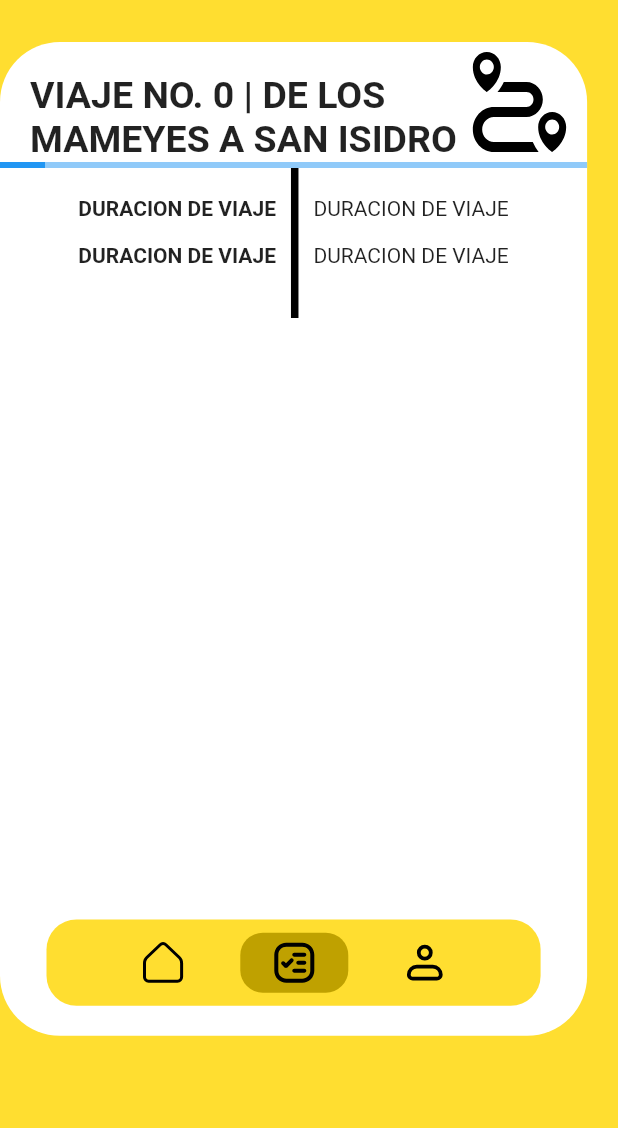
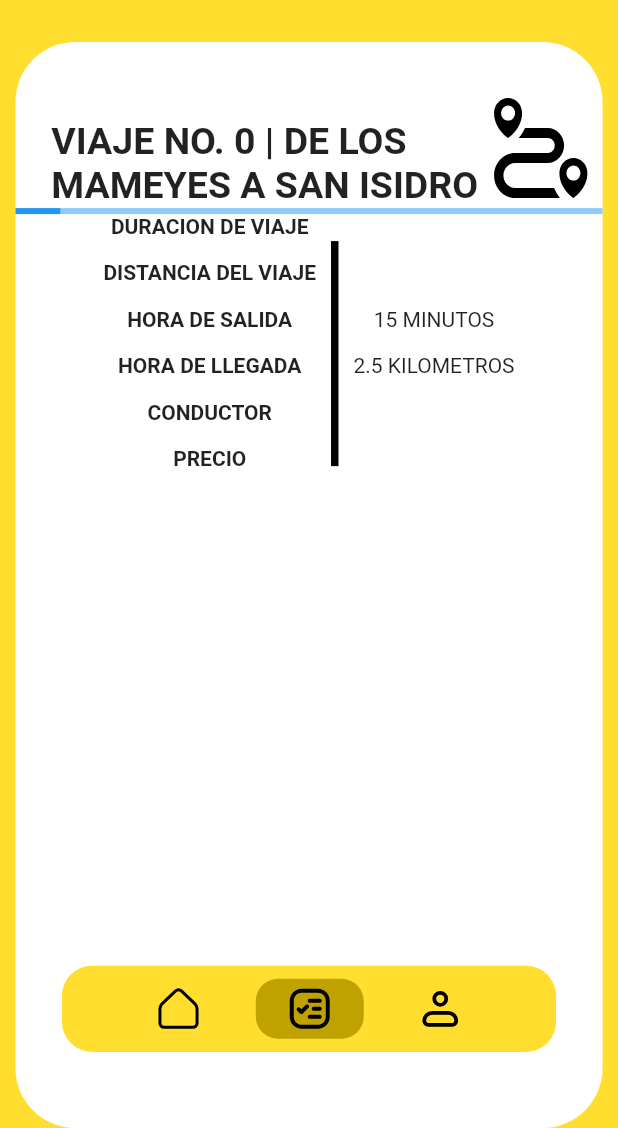
Before and after one commit to RonyPony/mvoy, a Flutter app: the TripDetailsScreen screen opened directly with empty values, on a phone screen of 412 x 824 dp, the part 108-1236 px from its top. Run offline on Flutter 3.47's test engine with Material 2 defaults, Android fonts, the phone set to English and light mode, and no system bars; our stand-ins replace flutter_svg, geolocator, google_maps_flutter, image_picker, shared_preferences; accounts and stored records are empty; project files that could hold a hidden picture were left out.

Commit message:
updating screen

```diff
--- a/lib/screens/tripDetailsScreen/tripDetails.screen.dart
+++ b/lib/screens/tripDetailsScreen/tripDetails.screen.dart
@@ -61,8 +61,8 @@ class _TripDetailsScreenState extends State<TripDetailsScreen>
       drawer: MvoyDrawerWidget(),
       backgroundColor: Color.fromRGBO(255, 222, 48, 1),
       body: SafeArea(
-        child: Column(
-          mainAxisAlignment: MainAxisAlignment.start,
+        child: Row(
+          mainAxisAlignment: MainAxisAlignment.center,
           children: [
             Container(
                 decoration: BoxDecoration(
@@ -71,6 +71,8 @@ class _TripDetailsScreenState extends State<TripDetailsScreen>
                 // height: MediaQuery.of(context).size.height * .85,
                 width: MediaQuery.of(context).size.width * .95,
                 child: Column(
+                  mainAxisAlignment: MainAxisAlignment.center,
+                  crossAxisAlignment: CrossAxisAlignment.center,
                   children: [
                     Container(
                       height: MediaQuery.of(context).size.height * .71,
@@ -101,6 +103,7 @@ class _TripDetailsScreenState extends State<TripDetailsScreen>
 
   _buildTripHeader(String tripid) {
     return Row(
+      mainAxisAlignment: MainAxisAlignment.center,
       children: [
         Container(
           padding: EdgeInsets.only(top: 20, left: 20),
@@ -157,6 +160,7 @@ class _TripDetailsScreenState extends State<TripDetailsScreen>
           mainAxisAlignment: MainAxisAlignment.center,
           children: [
             Row(
+              mainAxisAlignment: MainAxisAlignment.center,
               children: [
                 Container(
                   height: 20,
@@ -207,7 +211,35 @@ class _TripDetailsScreenState extends State<TripDetailsScreen>
             Container(
               padding: EdgeInsets.only(bottom: 15),
               child: Text(
-                "DURACION DE VIAJE",
+                "DISTANCIA DEL VIAJE",
+                style: TextStyle(fontWeight: FontWeight.bold),
+              ),
+            ),
+            Container(
+              padding: EdgeInsets.only(bottom: 15),
+              child: Text(
+                "HORA DE SALIDA",
+                style: TextStyle(fontWeight: FontWeight.bold),
+              ),
+            ),
+            Container(
+              padding: EdgeInsets.only(bottom: 15),
+              child: Text(
+                "HORA DE LLEGADA",
+                style: TextStyle(fontWeight: FontWeight.bold),
+              ),
+            ),
+            Container(
+              padding: EdgeInsets.only(bottom: 15),
+              child: Text(
+                "CONDUCTOR",
+                style: TextStyle(fontWeight: FontWeight.bold),
+              ),
+            ),
+            Container(
+              padding: EdgeInsets.only(bottom: 15),
+              child: Text(
+                "PRECIO",
                 style: TextStyle(fontWeight: FontWeight.bold),
               ),
             ),
@@ -219,7 +251,7 @@ class _TripDetailsScreenState extends State<TripDetailsScreen>
         Container(
           decoration: BoxDecoration(color: Colors.black),
           width: 5,
-          height: 100,
+          height: 150,
         ),
         SizedBox(
           width: 10,
@@ -229,14 +261,14 @@ class _TripDetailsScreenState extends State<TripDetailsScreen>
             Container(
               padding: EdgeInsets.only(bottom: 15),
               child: Text(
-                "DURACION DE VIAJE",
+                "15 MINUTOS",
                 style: TextStyle(fontWeight: FontWeight.normal),
               ),
             ),
             Container(
               padding: EdgeInsets.only(bottom: 15),
               child: Text(
-                "DURACION DE VIAJE",
+                "2.5 KILOMETROS",
                 style: TextStyle(fontWeight: FontWeight.normal),
               ),
             ),
```
